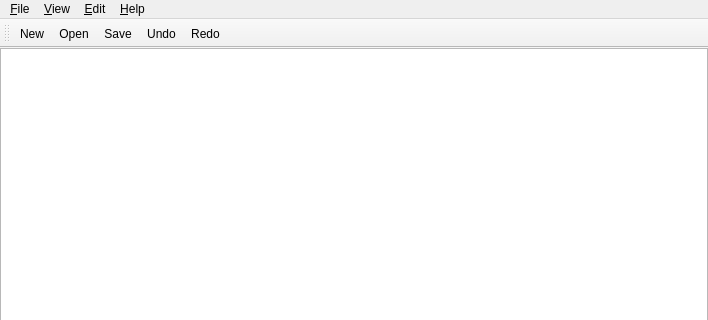
Before: the Qt Designer form src/mainwindow.ui in ambiesoft/autosavememo, drawn with Qt 5; both pictures show x 0 to 708 and y 0 to 320 of the 708 by 483 pixel window.
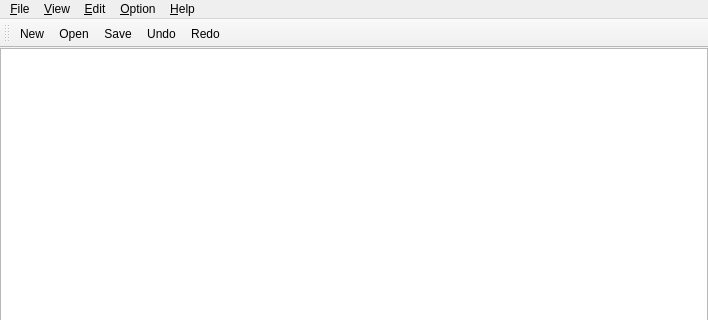
After: the same form once the commit is applied.

Patch:
```diff
--- a/src/mainwindow.ui
+++ b/src/mainwindow.ui
@@ -98,9 +98,16 @@
     <addaction name="action_Zoom_In"/>
     <addaction name="actio_Zoom_out"/>
    </widget>
+   <widget class="QMenu" name="menu_Option">
+    <property name="title">
+     <string>&amp;Option</string>
+    </property>
+    <addaction name="action_Font"/>
+   </widget>
    <addaction name="menu_File"/>
    <addaction name="menu_View"/>
    <addaction name="menu_Edit"/>
+   <addaction name="menu_Option"/>
    <addaction name="menu_Help"/>
   </widget>
   <widget class="QToolBar" name="mainToolBar">
```
Left out of the diff: 12 changed lines with no effect on the pictures.
